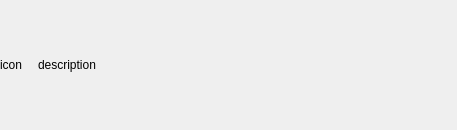
First picture: the form in Sentinel/InfoWidget.ui, repository KDE/apper, before the edit.
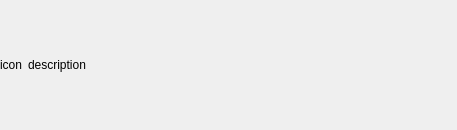
Second picture: the form after the edit.

Patch:
```diff
--- a/Sentinel/InfoWidget.ui
+++ b/Sentinel/InfoWidget.ui
@@ -56,7 +56,7 @@
      <item>
       <widget class="QLabel" name="descriptionL">
        <property name="sizePolicy">
-        <sizepolicy hsizetype="Expanding" vsizetype="Expanding">
+        <sizepolicy hsizetype="Expanding" vsizetype="Preferred">
          <horstretch>0</horstretch>
          <verstretch>0</verstretch>
         </sizepolicy>
@@ -70,9 +70,6 @@
        <property name="margin">
         <number>5</number>
        </property>
-       <property name="indent">
-        <number>10</number>
-       </property>
       </widget>
      </item>
     </layout>
```
